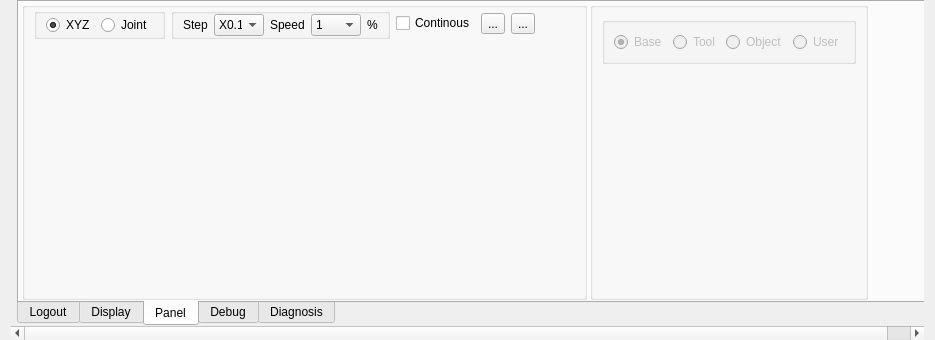
The window that source/plugin/t4/t4oppanel.ui (ww4u/mct-t4) describes before a commit, drawn with Qt 5.
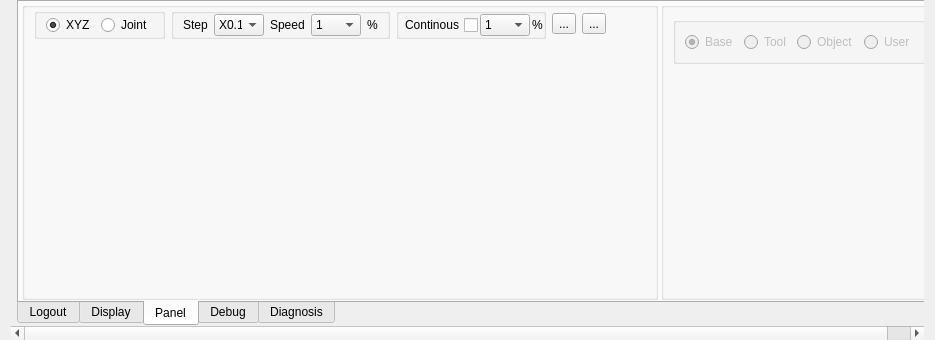
The same window after the commit. Icons and pictures are not drawn. Custom widgets are drawn as their Qt base class.

The edit to the form file:
```diff
--- a/source/plugin/t4/t4oppanel.ui
+++ b/source/plugin/t4/t4oppanel.ui
@@ -43,7 +43,7 @@
      <widget class="QWidget" name="scrollAreaWidgetContents_2">
       <property name="geometry">
        <rect>
-        <x>-144</x>
+        <x>0</x>
         <y>0</y>
         <width>1266</width>
         <height>323</height>
@@ -1122,10 +1122,90 @@
                  </widget>
                 </item>
                 <item>
-                 <widget class="QCheckBox" name="chkContinous">
-                  <property name="text">
-                   <string>Continous</string>
+                 <widget class="QGroupBox" name="groupBox_8">
+                  <property name="title">
+                   <string/>
                   </property>
+                  <layout class="QHBoxLayout" name="horizontalLayout">
+                   <property name="spacing">
+                    <number>2</number>
+                   </property>
+                   <property name="leftMargin">
+                    <number>0</number>
+                   </property>
+                   <property name="topMargin">
+                    <number>0</number>
+                   </property>
+                   <property name="rightMargin">
+                    <number>0</number>
+                   </property>
+                   <property name="bottomMargin">
+                    <number>0</number>
+                   </property>
+                   <item>
+                    <widget class="QCheckBox" name="chkContinous">
+                     <property name="layoutDirection">
+                      <enum>Qt::RightToLeft</enum>
+                     </property>
+                     <property name="text">
+                      <string>Continous</string>
+                     </property>
+                    </widget>
+                   </item>
+                   <item>
+                    <widget class="QComboBox" name="cmbCSpeed">
+                     <property name="sizePolicy">
+                      <sizepolicy hsizetype="Fixed" vsizetype="Fixed">
+                       <horstretch>0</horstretch>
+                       <verstretch>0</verstretch>
+                      </sizepolicy>
+                     </property>
+                     <property name="maximumSize">
+                      <size>
+                       <width>50</width>
+                       <height>16777215</height>
+                      </size>
+                     </property>
+                     <item>
+                      <property name="text">
+                       <string>1</string>
+                      </property>
+                     </item>
+                     <item>
+                      <property name="text">
+                       <string>5</string>
+                      </property>
+                     </item>
+                     <item>
+                      <property name="text">
+                       <string>10</string>
+                      </property>
+                     </item>
+                     <item>
+                      <property name="text">
+                       <string>20</string>
+                      </property>
+                     </item>
+                     <item>
+                      <property name="text">
+                       <string>50</string>
+                      </property>
+                     </item>
+                     <item>
+                      <property name="text">
+                       <string>100</string>
+                      </property>
+                     </item>
+                    </widget>
+                   </item>
+                   <item>
+                    <widget class="QLabel" name="label_7">
+                     <property name="text">
+                      <string>%</string>
+                     </property>
+                    </widget>
+                   </item>
+                  </layout>
                  </widget>
                 </item>
                 <item>
```
Left out of the diff: 15 changed lines with no effect on the pictures.
